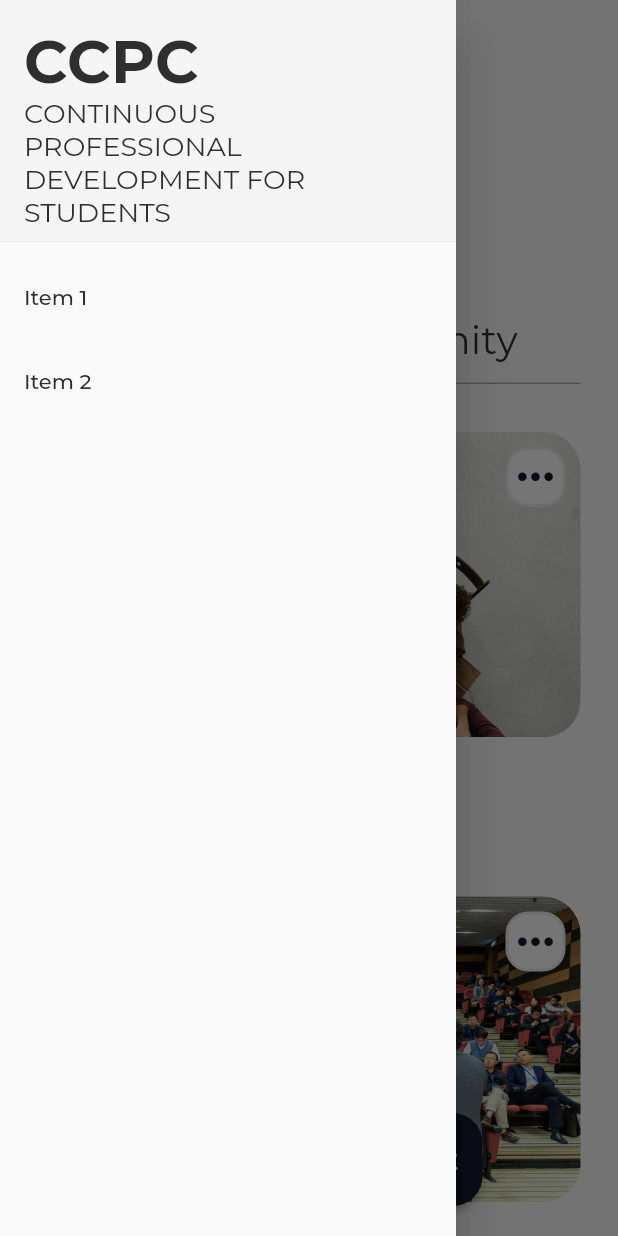
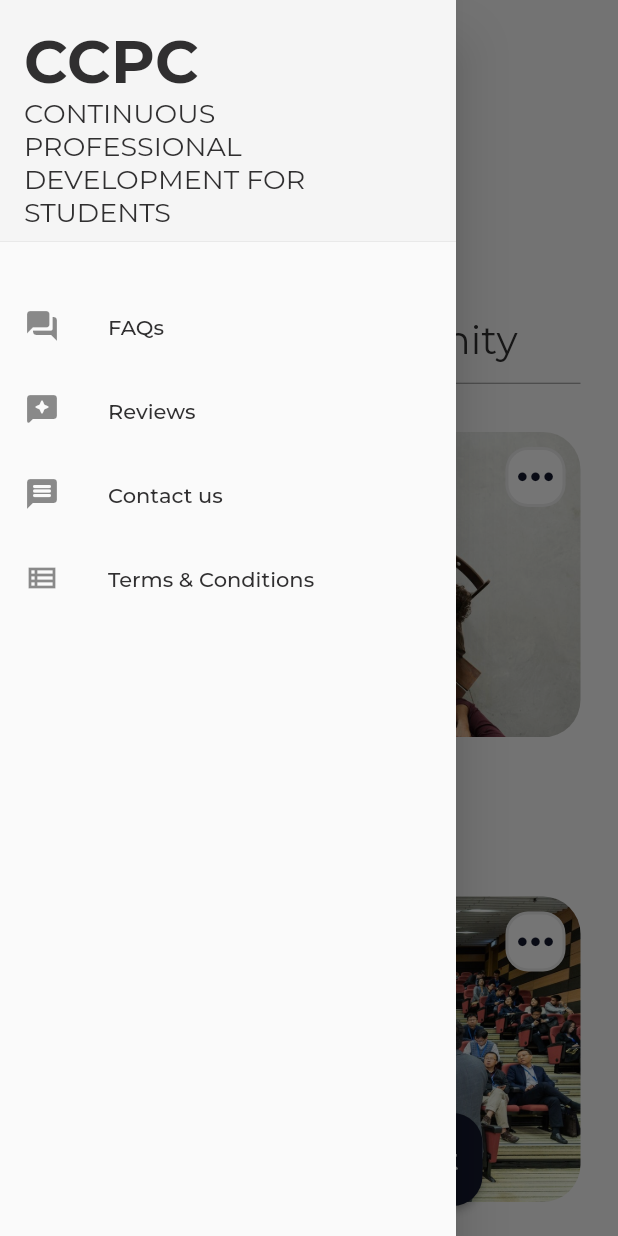
Before and after one commit to Ad12hya/HACKATHON-2022-KAPA-ADITHYA-SUBRAMANI-R, a Flutter app: the screen it shows after launch, with the side drawer open, on a phone screen of 412 x 824 dp. Run offline on Flutter 3.47's test engine with Material 2 defaults, Android fonts, the phone set to English and light mode, and no system bars.

Commit message:
add menu items

```diff
--- a/lib/screens/home.dart
+++ b/lib/screens/home.dart
@@ -20,10 +20,10 @@ class Home extends StatelessWidget {
       drawer: Drawer(
         // Add a ListView to the drawer. This ensures the user can scroll
         // through the options in the drawer if there isn't enough vertical
-        // space to fit everything.
+        // space to fit everything.a
         child: ListView(
           // Important: Remove any padding from the ListView.
-          padding: EdgeInsets.zero,
+          // padding: EdgeInsets.zero,
           children: [
             DrawerHeader(
               decoration: BoxDecoration(
@@ -43,20 +43,29 @@ class Home extends StatelessWidget {
                 ],
               ),
             ),
-            ListTile(
-              title: const Text('Item 1'),
-              onTap: () {
-                // Update the state of the app.
-                // ...
-              },
-            ),
-            ListTile(
-              title: const Text('Item 2'),
-              onTap: () {
-                // Update the state of the app.
-                // ...
-              },
-            ),
+            Column(children: [
+              addVerticalSpace(20),
+              ListTile(
+                leading: const Icon(Icons.question_answer_rounded),
+                title: const Text('FAQs'),
+                onTap: () {},
+              ),
+              ListTile(
+                leading: const Icon(Icons.reviews_rounded),
+                title: const Text('Reviews'),
+                onTap: () {},
+              ),
+              ListTile(
+                leading: const Icon(Icons.message_rounded),
+                title: const Text('Contact us'),
+                onTap: () {},
+              ),
+              ListTile(
+                leading: const Icon(Icons.view_list_outlined),
+                title: const Text('Terms & Conditions'),
+                onTap: () {},
+              ),
+            ]),
           ],
         ),
       ),
```
